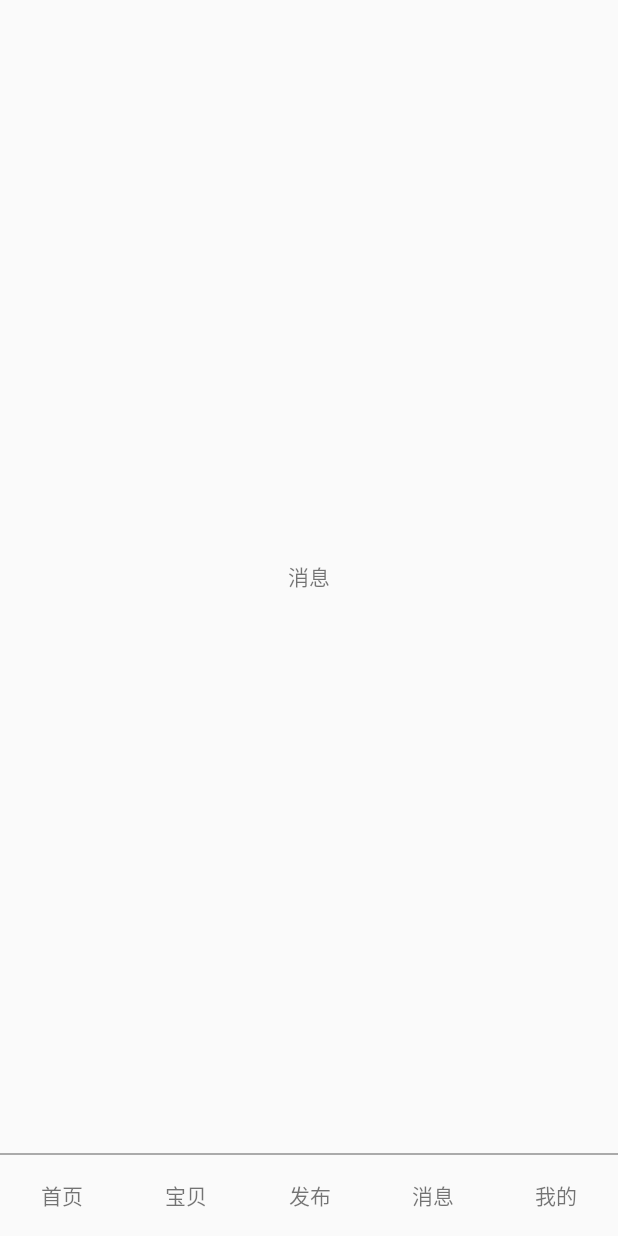
After one commit to lancezhange/ExchangeGoods, an Android app: the fragment InformationFragment placed in its activity, on a phone screen of 412 x 824 dp. The commit adds this screen. Run offline under Robolectric (Android 15) with nearby library versions, the phone set to English and light mode, and no system bars.

Commit message:
创建fragment

```diff
--- a/app/build.gradle
+++ b/app/build.gradle
@@ -2,12 +2,12 @@ apply plugin: 'com.android.application'
 
 android {
     compileSdkVersion 23
-    buildToolsVersion "24.0.1"
+    buildToolsVersion "23.0.3"
 
     defaultConfig {
         applicationId "com.hackathon.exchange"
         minSdkVersion 19
-        targetSdkVersion 23
+        targetSdkVersion 22
         versionCode 1
         versionName "1.0"
     }
@@ -22,5 +22,5 @@ android {
 dependencies {
     compile fileTree(dir: 'libs', include: ['*.jar'])
     testCompile 'junit:junit:4.12'
-    compile 'com.android.support:appcompat-v7:23.4.0'
+    compile 'com.android.support:appcompat-v7:23.2.1'
 }
--- a/app/src/main/AndroidManifest.xml
+++ b/app/src/main/AndroidManifest.xml
@@ -8,7 +8,7 @@
         android:label="@string/app_name"
         android:supportsRtl="true"
         android:theme="@style/AppTheme">
-        <activity android:name=".MainActivity">
+        <activity android:name=".activity.MainActivity">
             <intent-filter>
                 <action android:name="android.intent.action.MAIN"/>
 
--- /dev/null
+++ b/app/src/main/java/com/hackathon/exchange/activity/MainActivity.java
@@ -0,0 +1,122 @@
+package com.hackathon.exchange.activity;
+
+import android.os.Bundle;
+import android.support.v4.app.Fragment;
+import android.support.v4.app.FragmentTransaction;
+import android.support.v7.app.AppCompatActivity;
+import android.view.View;
+import android.widget.LinearLayout;
+
+import com.hackathon.exchange.R;
+import com.hackathon.exchange.fragment.HomeFragment;
+import com.hackathon.exchange.fragment.InformationFragment;
+import com.hackathon.exchange.fragment.MyselfFragment;
+import com.hackathon.exchange.fragment.PublishFragment;
+import com.hackathon.exchange.fragment.TreasureFragment;
+
+import java.util.ArrayList;
+import java.util.List;
+
+public class MainActivity extends AppCompatActivity implements View.OnClickListener{
+
+    /** 首页*/
+    private LinearLayout tabHome;
+    /** 宝贝*/
+    private LinearLayout tabTreasure;
+    /** 发布*/
+    private LinearLayout tabPublish;
+    /** 消息*/
+    private LinearLayout tabInformation;
+    /** 我的*/
+    private LinearLayout tabMyself;
+    private Fragment currentFragment;
+    private List<Fragment> fragmentList;
+
+
+    @Override
+    protected void onCreate(Bundle savedInstanceState) {
+        super.onCreate(savedInstanceState);
+        setContentView(R.layout.activity_main);
+
+        initView();
+
+    }
+
+    /**
+     * 初始化View
+     */
+    private void initView() {
+        tabHome = (LinearLayout) findViewById(R.id.home_tab);
+        tabHome.setOnClickListener(this);
+        tabTreasure = (LinearLayout) findViewById(R.id.treasure_tab);
+        tabTreasure.setOnClickListener(this);
+        tabPublish = (LinearLayout) findViewById(R.id.publish_tab);
+        tabPublish.setOnClickListener(this);
+        tabInformation = (LinearLayout) findViewById(R.id.information_tab);
+        tabInformation.setOnClickListener(this);
+        tabMyself = (LinearLayout) findViewById(R.id.myself_tab);
+        tabMyself.setOnClickListener(this);
+
+        fragmentList = new ArrayList<>();
+
+        HomeFragment homeFragment = new HomeFragment();
+        TreasureFragment treasureFragment = new TreasureFragment();
+        PublishFragment publishFragment = new PublishFragment();
+        InformationFragment informationFragment = new InformationFragment();
+        MyselfFragment myselfFragment = new MyselfFragment();
+        fragmentList.add(homeFragment);
+        fragmentList.add(informationFragment);
+        fragmentList.add(myselfFragment);
+        fragmentList.add(publishFragment);
+        fragmentList.add(treasureFragment);
+
+        currentFragment = fragmentList.get(0);
+
+    }
+
+    @Override
+    public void onClick(View v) {
+
+        switch (v.getId()){
+            case R.id.home_tab:
+                switchFragment(currentFragment, fragmentList.get(0));
+                break;
+            case R.id.treasure_tab:
+                switchFragment(currentFragment, fragmentList.get(0));
+                break;
+            case R.id.publish_tab:
+                switchFragment(currentFragment, fragmentList.get(0));
+                break;
+            case R.id.information_tab:
+                switchFragment(currentFragment, fragmentList.get(0));
+                break;
+            case R.id.myself_tab:
+                switchFragment(currentFragment, fragmentList.get(0));
+                break;
+        }
+
+    }
+
+    /**
+     * 切换页面的重载，优化了fragment的切换
+     */
+    public void switchFragment(Fragment from, Fragment to) {
+        if (from == null || to == null) {
+            return;
+        }
+        FragmentTransaction transaction = getSupportFragmentManager()
+                .beginTransaction()/*.setCustomAnimations(R.anim.tran_pre_in,
+                        R.anim.tran_pre_out)*/;
+        if (!to.isAdded()) {
+            // 隐藏当前的fragment，add下一个到Activity中
+            transaction.hide(from).add(R.id.content_layout, to).commit();
+        } else {
+            // 隐藏当前的fragment，显示下一个
+            transaction.hide(from).show(to).commit();
+        }
+
+        currentFragment = to;
+    }
+
+
+}
--- /dev/null
+++ b/app/src/main/java/com/hackathon/exchange/fragment/HomeFragment.java
@@ -0,0 +1,30 @@
+package com.hackathon.exchange.fragment;
+
+import android.os.Bundle;
+import android.support.annotation.Nullable;
+import android.support.v4.app.Fragment;
+import android.view.LayoutInflater;
+import android.view.View;
+import android.view.ViewGroup;
+
+import com.hackathon.exchange.R;
+
+/**
+ * description：
+ * ===============================
+ * creator：JiaCheng Wang
+ * create time：2016/8/11.
+ * ===============================
+ * reasons for modification：
+ * Modifier：
+ * Modify time：
+ */
+public class HomeFragment extends Fragment {
+
+    @Nullable
+    @Override
+    public View onCreateView(LayoutInflater inflater, @Nullable ViewGroup container, @Nullable Bundle savedInstanceState) {
+        View mView = inflater.inflate(R.layout.fragment_home, container, false);
+        return mView;
+    }
+}
--- /dev/null
+++ b/app/src/main/java/com/hackathon/exchange/fragment/InformationFragment.java
@@ -0,0 +1,29 @@
+package com.hackathon.exchange.fragment;
+
+import android.os.Bundle;
+import android.support.annotation.Nullable;
+import android.support.v4.app.Fragment;
+import android.view.LayoutInflater;
+import android.view.View;
+import android.view.ViewGroup;
+
+import com.hackathon.exchange.R;
+
+/**
+ * description：
+ * ===============================
+ * creator：JiaCheng Wang
+ * create time：2016/8/11.
+ * ===============================
+ * reasons for modification：
+ * Modifier：
+ * Modify time：
+ */
+public class InformationFragment extends Fragment {
+    @Nullable
+    @Override
+    public View onCreateView(LayoutInflater inflater, @Nullable ViewGroup container, @Nullable Bundle savedInstanceState) {
+        View mView = inflater.inflate(R.layout.fragment_information, container, false);
+        return mView;
+    }
+}
--- /dev/null
+++ b/app/src/main/java/com/hackathon/exchange/fragment/MyselfFragment.java
@@ -0,0 +1,29 @@
+package com.hackathon.exchange.fragment;
+
+import android.os.Bundle;
+import android.support.annotation.Nullable;
+import android.support.v4.app.Fragment;
+import android.view.LayoutInflater;
+import android.view.View;
+import android.view.ViewGroup;
+
+import com.hackathon.exchange.R;
+
+/**
+ * description：
+ * ===============================
+ * creator：JiaCheng Wang
+ * create time：2016/8/11.
+ * ===============================
+ * reasons for modification：
+ * Modifier：
+ * Modify time：
+ */
+public class MyselfFragment extends Fragment {
+    @Nullable
+    @Override
+    public View onCreateView(LayoutInflater inflater, @Nullable ViewGroup container, @Nullable Bundle savedInstanceState) {
+        View mView = inflater.inflate(R.layout.fragment_myself, container, false);
+        return mView;
+    }
+}
--- /dev/null
+++ b/app/src/main/java/com/hackathon/exchange/fragment/PublishFragment.java
@@ -0,0 +1,29 @@
+package com.hackathon.exchange.fragment;
+
+import android.os.Bundle;
+import android.support.annotation.Nullable;
+import android.support.v4.app.Fragment;
+import android.view.LayoutInflater;
+import android.view.View;
+import android.view.ViewGroup;
+
+import com.hackathon.exchange.R;
+
+/**
+ * description：
+ * ===============================
+ * creator：JiaCheng Wang
+ * create time：2016/8/11.
+ * ===============================
+ * reasons for modification：
+ * Modifier：
+ * Modify time：
+ */
+public class PublishFragment extends Fragment {
+    @Nullable
+    @Override
+    public View onCreateView(LayoutInflater inflater, @Nullable ViewGroup container, @Nullable Bundle savedInstanceState) {
+        View mView = inflater.inflate(R.layout.fragment_publish, container, false);
+        return mView;
+    }
+}
--- /dev/null
+++ b/app/src/main/java/com/hackathon/exchange/fragment/TreasureFragment.java
@@ -0,0 +1,29 @@
+package com.hackathon.exchange.fragment;
+
+import android.os.Bundle;
+import android.support.annotation.Nullable;
+import android.support.v4.app.Fragment;
+import android.view.LayoutInflater;
+import android.view.View;
+import android.view.ViewGroup;
+
+import com.hackathon.exchange.R;
+
+/**
+ * description：
+ * ===============================
+ * creator：JiaCheng Wang
+ * create time：2016/8/11.
+ * ===============================
+ * reasons for modification：
+ * Modifier：
+ * Modify time：
+ */
+public class TreasureFragment extends Fragment {
+    @Nullable
+    @Override
+    public View onCreateView(LayoutInflater inflater, @Nullable ViewGroup container, @Nullable Bundle savedInstanceState) {
+        View mView = inflater.inflate(R.layout.fragment_treasure, container, false);
+        return mView;
+    }
+}
--- a/app/src/main/res/layout/activity_main.xml
+++ b/app/src/main/res/layout/activity_main.xml
@@ -1,17 +1,16 @@
 <?xml version="1.0" encoding="utf-8"?>
 <RelativeLayout
     xmlns:android="http://schemas.android.com/apk/res/android"
-    xmlns:tools="http://schemas.android.com/tools"
     android:layout_width="match_parent"
-    android:layout_height="match_parent"
-    android:paddingBottom="@dimen/activity_vertical_margin"
-    android:paddingLeft="@dimen/activity_horizontal_margin"
-    android:paddingRight="@dimen/activity_horizontal_margin"
-    android:paddingTop="@dimen/activity_vertical_margin"
-    tools:context="com.hackathon.exchange.MainActivity">
+    android:layout_height="match_parent">
+    <FrameLayout
+        android:id="@+id/content_layout"
+        android:layout_width="match_parent"
+        android:layout_height="match_parent"
+        android:layout_marginBottom="55dp"/>
 
-    <TextView
-        android:layout_width="wrap_content"
-        android:layout_height="wrap_content"
-        android:text="Hello World!"/>
+    <include layout="@layout/tab_layout"
+         android:layout_width="match_parent"
+         android:layout_height="55dp"
+         android:layout_alignParentBottom="true"/>
 </RelativeLayout>
--- /dev/null
+++ b/app/src/main/res/layout/fragment_information.xml
@@ -0,0 +1,11 @@
+<?xml version="1.0" encoding="utf-8"?>
+<LinearLayout xmlns:android="http://schemas.android.com/apk/res/android"
+              android:layout_width="match_parent"
+              android:layout_height="match_parent">
+
+    <TextView
+        android:layout_width="match_parent"
+        android:layout_height="match_parent"
+        android:text="消息"
+        android:gravity="center"/>
+</LinearLayout>
--- /dev/null
+++ b/app/src/main/res/layout/tab_layout.xml
@@ -0,0 +1,89 @@
+<?xml version="1.0" encoding="utf-8"?>
+<RelativeLayout
+    xmlns:android="http://schemas.android.com/apk/res/android"
+    android:layout_width="match_parent"
+    android:layout_height="55dp"
+    android:orientation="horizontal">
+
+    <View
+        android:id="@+id/line"
+        android:layout_width="match_parent"
+        android:layout_height="1dp"
+        android:background="@android:color/darker_gray"/>
+    <LinearLayout
+        android:id="@+id/tab_layout"
+        android:layout_width="match_parent"
+        android:layout_height="match_parent"
+        android:orientation="horizontal"
+        android:layout_below="@id/line">
+
+        <LinearLayout
+            android:id="@+id/home_tab"
+            android:layout_width="match_parent"
+            android:layout_height="match_parent"
+            android:layout_weight="100"
+            android:orientation="vertical">
+
+            <TextView
+                android:layout_width="match_parent"
+                android:layout_height="match_parent"
+                android:text="首页"
+                android:gravity="center"/>
+
+        </LinearLayout>
+
+        <LinearLayout
+            android:id="@+id/treasure_tab"
+            android:layout_width="match_parent"
+            android:layout_height="match_parent"
+            android:layout_weight="100"
+            android:orientation="vertical">
+            <TextView
+                android:layout_width="match_parent"
+                android:layout_height="match_parent"
+                android:text="宝贝"
+                android:gravity="center"/>
+        </LinearLayout>
+
+        <LinearLayout
+            android:id="@+id/publish_tab"
+            android:layout_width="match_parent"
+            android:layout_height="match_parent"
+            android:layout_weight="100"
+            android:orientation="vertical">
+            <TextView
+                android:layout_width="match_parent"
+                android:layout_height="match_parent"
+                android:text="发布"
+                android:gravity="center"/>
+        </LinearLayout>
+
+        <LinearLayout
+            android:id="@+id/information_tab"
+            android:layout_width="match_parent"
+            android:layout_height="match_parent"
+            android:layout_weight="100"
+            android:orientation="vertical">
+            <TextView
+                android:layout_width="match_parent"
+                android:layout_height="match_parent"
+                android:text="消息"
+                android:gravity="center"/>
+        </LinearLayout>
+
+        <LinearLayout
+            android:id="@+id/myself_tab"
+            android:layout_width="match_parent"
+            android:layout_height="match_parent"
+            android:layout_weight="100"
+            android:orientation="vertical">
+            <TextView
+                android:layout_width="match_parent"
+                android:layout_height="match_parent"
+                android:text="我的"
+                android:gravity="center"/>
+        </LinearLayout>
+
+    </LinearLayout>
+
+</RelativeLayout>
--- a/app/src/main/res/values/styles.xml
+++ b/app/src/main/res/values/styles.xml
@@ -1,7 +1,7 @@
 <resources>
 
     <!-- Base application theme. -->
-    <style name="AppTheme" parent="Theme.AppCompat.Light.DarkActionBar">
+    <style name="AppTheme" parent="Theme.AppCompat.Light.NoActionBar">
         <!-- Customize your theme here. -->
         <item name="colorPrimary">@color/colorPrimary</item>
         <item name="colorPrimaryDark">@color/colorPrimaryDark</item>
```
Also changed, not shown: app/src/main/java/com/hackathon/exchange/MainActivity.java (deleted, +0 -13 lines), app/src/main/res/layout/fragment_home.xml (added, +11 -0 lines), app/src/main/res/layout/fragment_myself.xml (added, +11 -0 lines), app/src/main/res/layout/fragment_publish.xml (added, +12 -0 lines), app/src/main/res/layout/fragment_treasure.xml (added, +12 -0 lines).
